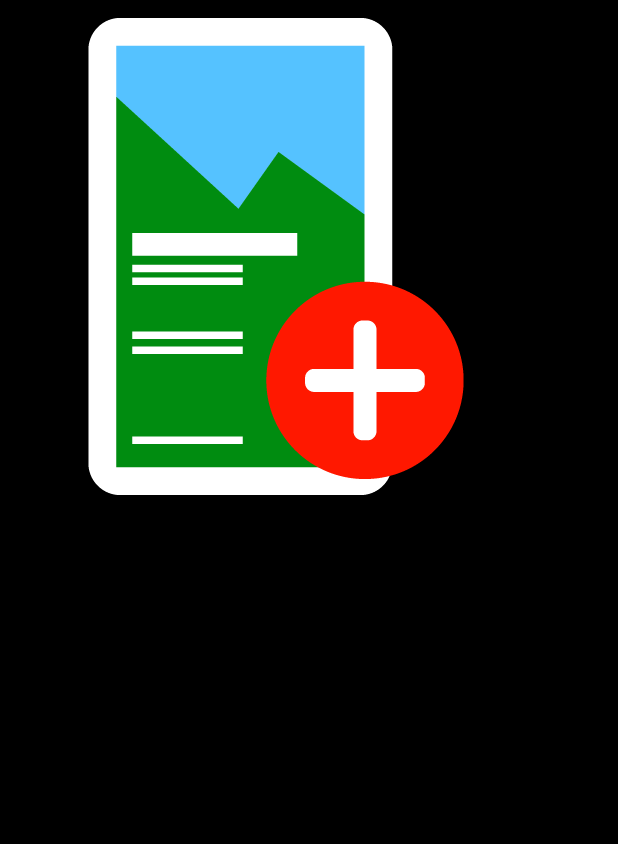
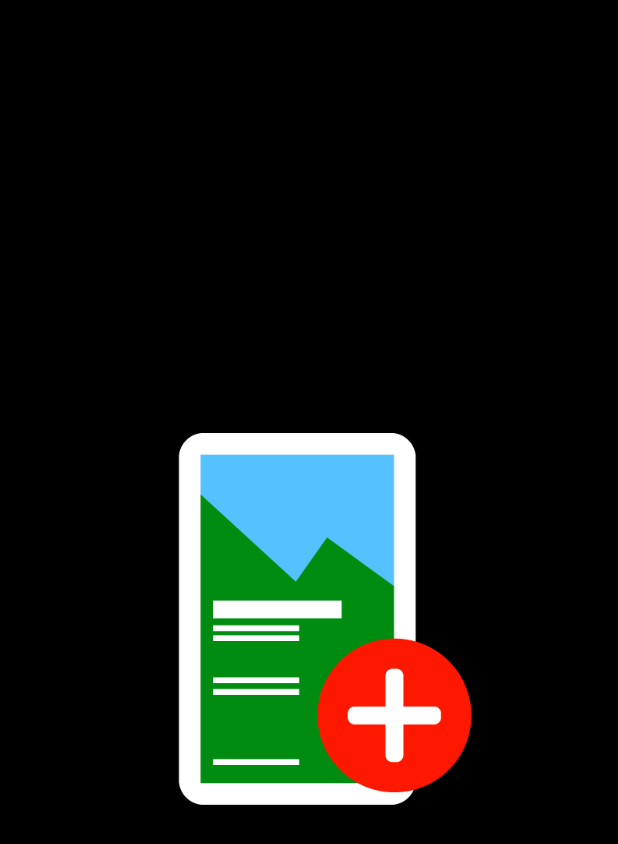
Before and after one commit to mwsundberg/date-identification, an Android app: the Splash screen opened directly, with no data from a screen before it, on a phone screen of 412 x 824 dp. Shown: the top 844 px of the screen. Run offline under Robolectric (Android 15) with nearby library versions, the phone set to English and light mode, and no system bars.

Commit message:
added constraints to the splash screen

```diff
--- a/app/src/main/res/layout/activity_splash.xml
+++ b/app/src/main/res/layout/activity_splash.xml
@@ -10,9 +10,15 @@
 
     <ImageView
         android:id="@+id/imageView2"
-        android:layout_width="wrap_content"
-        android:layout_height="wrap_content"
-        app:srcCompat="@drawable/icon"
-        tools:layout_editor_absoluteX="21dp"
-        tools:layout_editor_absoluteY="84dp" />
+        android:layout_width="266dp"
+        android:layout_height="266dp"
+        android:layout_marginBottom="8dp"
+        android:layout_marginEnd="8dp"
+        android:layout_marginStart="8dp"
+        android:layout_marginTop="8dp"
+        app:layout_constraintBottom_toBottomOf="parent"
+        app:layout_constraintEnd_toEndOf="parent"
+        app:layout_constraintStart_toStartOf="parent"
+        app:layout_constraintTop_toTopOf="parent"
+        app:srcCompat="@drawable/icon" />
 </android.support.constraint.ConstraintLayout>
```
